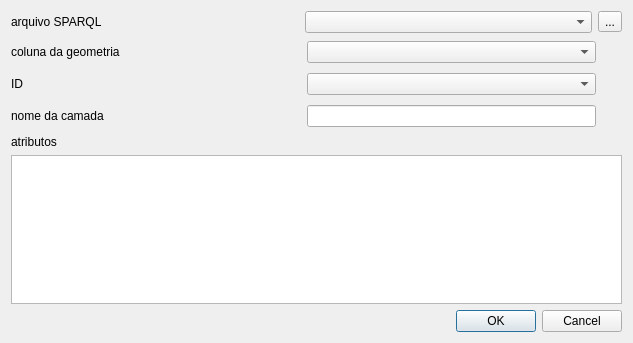
First picture: the form in dbcells_plugin_dialog_base.ui, repository dbcells/dbcells-plugin, before the edit.
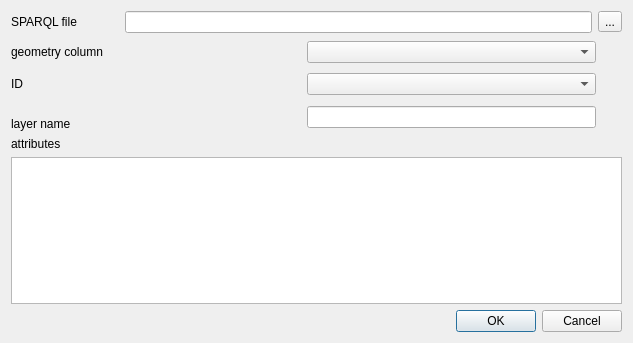
Second picture: the form after the edit.

What changed in the file:
```diff
--- a/dbcells_plugin_dialog_base.ui
+++ b/dbcells_plugin_dialog_base.ui
@@ -27,19 +27,12 @@
           </size>
          </property>
          <property name="text">
-          <string>arquivo SPARQL</string>
+          <string>SPARQL file </string>
          </property>
         </widget>
        </item>
        <item>
-        <widget class="QComboBox" name="buscaSPARQL">
-         <property name="maximumSize">
-          <size>
-           <width>300</width>
-           <height>16777215</height>
-          </size>
-         </property>
-        </widget>
+        <widget class="QLineEdit" name="lineSPARQL"/>
        </item>
        <item>
         <widget class="QToolButton" name="buttonSPARQL">
@@ -55,7 +48,7 @@
        <item>
         <widget class="QLabel" name="geometria">
          <property name="text">
-          <string>coluna da geometria </string>
+          <string>geometry column</string>
          </property>
         </widget>
        </item>
@@ -147,7 +140,8 @@
           </size>
          </property>
          <property name="text">
-          <string>nome da camada</string>
+          <string>
+layer name</string>
          </property>
         </widget>
        </item>
@@ -190,7 +184,7 @@
        <item>
         <widget class="QLabel" name="atributos">
          <property name="text">
-          <string>atributos</string>
+          <string>attributes</string>
          </property>
         </widget>
        </item>
```
Left out of the diff: 2 changed lines with no effect on the pictures.
